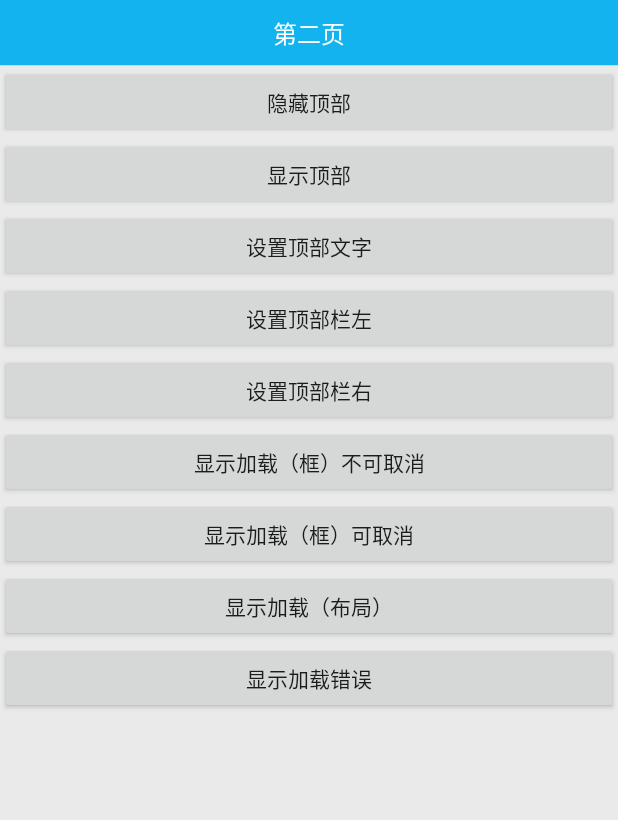
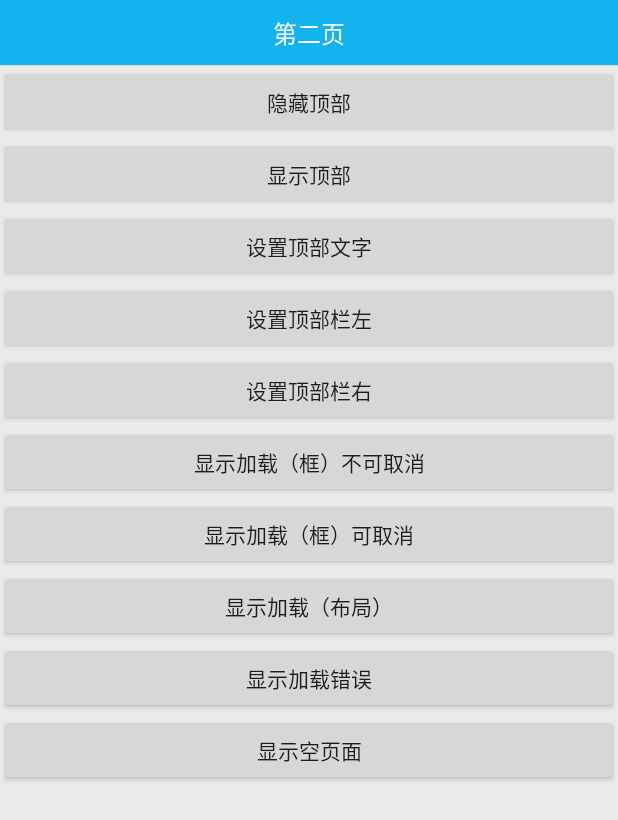
Before and after one commit to 494293346/baseActivity, an Android app: the SecondActivity screen opened directly, with no data from a screen before it, on a phone screen of 412 x 824 dp. Shown: the top 820 px of the screen. Run offline under Robolectric (Android 15) with nearby library versions, the phone set to English and light mode, and no system bars.

Commit message:
优化代码，加入空页面

```diff
--- a/app/src/main/res/layout/activity_base.xml
+++ b/app/src/main/res/layout/activity_base.xml
@@ -37,7 +37,13 @@
         android:layout_below="@+id/fraLayoutHeadView"
         layout="@layout/reset_error_layout"
         android:visibility="gone" />
-
+    <include
+        android:id="@+id/emptyLayout"
+        layout="@layout/view_empty_layout"
+        android:layout_width="match_parent"
+        android:layout_height="match_parent"
+        android:layout_below="@+id/fraLayoutHeadView"
+        android:visibility="gone" />
     <FrameLayout
         android:id="@+id/backgroud_view"
         android:layout_width="match_parent"
--- a/app/src/main/res/layout/activity_second.xml
+++ b/app/src/main/res/layout/activity_second.xml
@@ -56,5 +56,10 @@
         android:id="@+id/btnShowEror"
         android:layout_width="match_parent"
         android:layout_height="wrap_content" />
+    <Button
+        android:text="显示空页面"
+        android:id="@+id/btnShowEmpty"
+        android:layout_width="match_parent"
+        android:layout_height="wrap_content" />
 </LinearLayout>
 </ScrollView>
--- a/app/src/main/res/layout/layout_header_base.xml
+++ b/app/src/main/res/layout/layout_header_base.xml
@@ -36,37 +36,26 @@
         android:textColor="@color/white"
         android:textSize="16sp" />
 
-    <Button
-        android:background="@null"
-        android:id="@+id/top_right_button"
+    <TextView
+        android:id="@+id/top_right_text"
         android:layout_width="wrap_content"
         android:layout_height="match_parent"
         android:layout_alignParentRight="true"
         android:layout_centerVertical="true"
         android:gravity="center"
-        android:drawablePadding="3dp"
-        android:paddingRight="8dp"
         android:paddingLeft="8dp"
-        android:textColor="@color/color_bt_top_right"
-        android:textSize="15sp"
-        android:visibility="gone"
+        android:paddingRight="15dp"
+        android:textColor="@color/white"
+        android:textSize="14sp"
+        android:visibility="invisible"
         />
-    <Button
-        android:layout_toLeftOf="@+id/top_right_button"
-        android:id="@+id/top_right_button_sec"
+    <ImageView
+        android:id="@+id/top_right_img"
         android:layout_width="wrap_content"
         android:layout_height="match_parent"
         android:layout_alignParentRight="true"
-        android:layout_centerVertical="true"
-        android:background="@drawable/bg_alpha_twenty"
-        android:gravity="center"
         android:paddingRight="15dp"
-        android:paddingLeft="8dp"
-        android:textColor="@color/white"
-        android:textSize="15sp"
-        android:visibility="gone"
-        />
-
+        android:visibility="invisible" />
     <View
         android:id="@+id/headBottomLine"
         style="@style/lineHead"
--- a/app/src/main/res/values/styles.xml
+++ b/app/src/main/res/values/styles.xml
@@ -1,7 +1,7 @@
 <resources>
 
     <!-- Base application theme. -->
-    <style name="AppTheme" parent="Theme.AppCompat.Light.DarkActionBar">
+    <style name="AppTheme" parent="Theme.AppCompat.Light.NoActionBar">
         <item name="colorPrimary">#13b3ef</item>
         <item name="colorPrimaryDark">#13b3ef</item>
         <item name="android:windowBackground">@android:color/white</item>
```
Also changed, not shown: app/src/main/java/basea/asheng/cn/baseactivity/SecondActivity.java (+11 -11 lines), app/src/main/java/basea/asheng/cn/baseactivity/base/BaseActivity.java (+117 -140 lines), app/src/main/res/layout/view_empty_layout.xml (added, +30 -0 lines), app/src/main/res/mipmap-hdpi/no_result.png (added), app/src/main/res/mipmap-hdpi/share.png (added).
